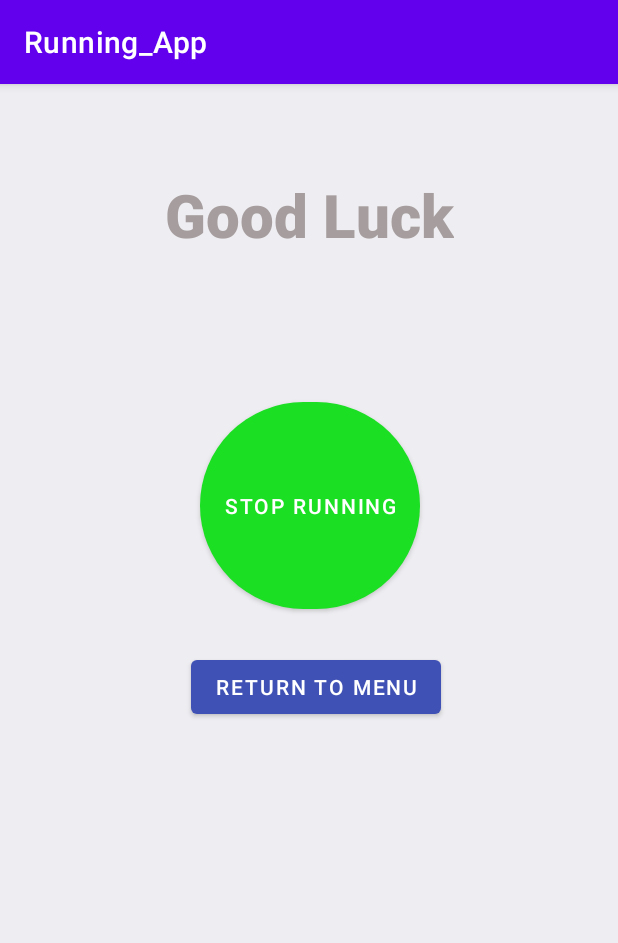
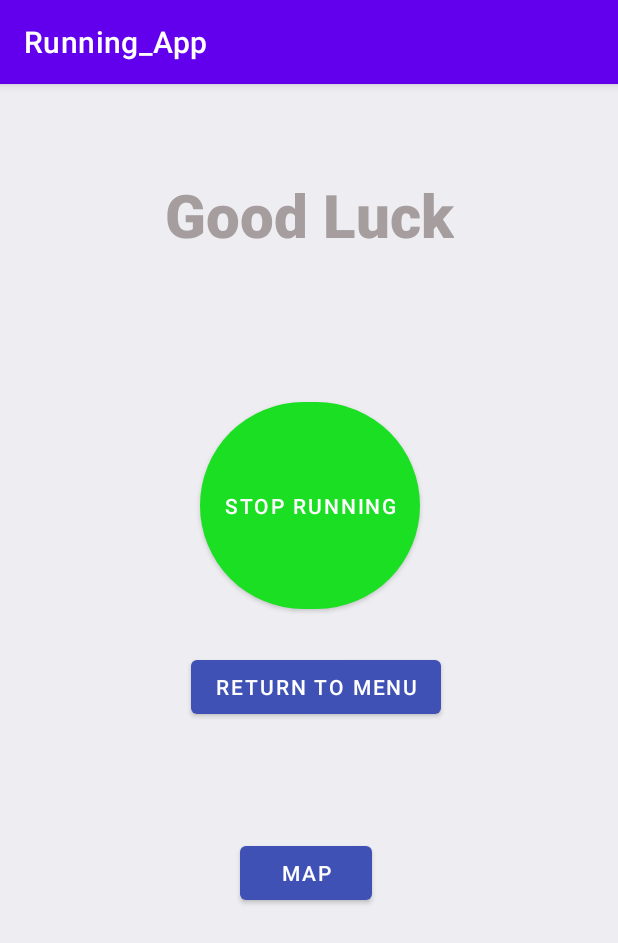
Before and after one commit to arielipsker/RunningApp, an Android app: the startRunningActivity screen opened directly, with no data from a screen before it, on a phone screen of 412 x 824 dp. Shown: the top 943 px of the screen. Run offline under Robolectric (Android 15) with nearby library versions, the phone set to English and light mode, and no system bars.

```diff
--- a/app/build.gradle
+++ b/app/build.gradle
@@ -33,6 +33,7 @@ dependencies {
     implementation 'androidx.appcompat:appcompat:1.2.0'
     implementation 'com.google.android.material:material:1.2.1'
     implementation 'androidx.constraintlayout:constraintlayout:2.0.4'
+    implementation 'com.google.android.gms:play-services-maps:17.0.0'
     testImplementation 'junit:junit:4.+'
     androidTestImplementation 'androidx.test.ext:junit:1.1.2'
     androidTestImplementation 'androidx.test.espresso:espresso-core:3.3.0'
--- a/app/src/main/java/com/arie/running_app/startRunningActivity.java
+++ b/app/src/main/java/com/arie/running_app/startRunningActivity.java
@@ -16,7 +16,7 @@ import java.util.Locale;
 public class startRunningActivity extends AppCompatActivity implements View.OnClickListener {
 
     TextView tv;
-    Button btn;
+    Button btn, btnMap;
     BroadcastReceiver broadcastReceiver = new BroadcastReceiver() {
         @Override
         public void onReceive(Context context, Intent intent) {
@@ -33,6 +33,8 @@ public class startRunningActivity extends AppCompatActivity implements View.OnCl
         tv = (TextView) findViewById(R.id.tv_showTime);
         btn = findViewById(R.id.botton_stopRunning);
         btn.setOnClickListener(this);
+        btnMap = findViewById(R.id.btnMap);
+        btnMap.setOnClickListener(this);
 
     }
 
@@ -55,6 +57,11 @@ public class startRunningActivity extends AppCompatActivity implements View.OnCl
             stopService(new Intent(this,StopwatchService.class));
             finish();
         }
+        if (v == btnMap)
+        {
+            startActivity(new Intent(this,MapsActivity2.class));
+        }
+
 
     }
 }
--- a/app/src/main/res/layout/activity_start_running.xml
+++ b/app/src/main/res/layout/activity_start_running.xml
@@ -2,6 +2,7 @@
 <androidx.constraintlayout.widget.ConstraintLayout xmlns:android="http://schemas.android.com/apk/res/android"
     xmlns:app="http://schemas.android.com/apk/res-auto"
     xmlns:tools="http://schemas.android.com/tools"
+    android:id="@+id/btnMaps"
     android:layout_width="match_parent"
     android:layout_height="match_parent"
     android:background="#EEEDF1"
@@ -59,4 +60,19 @@
         app:layout_constraintEnd_toEndOf="parent"
         app:layout_constraintStart_toStartOf="parent"
         app:layout_constraintTop_toBottomOf="@+id/button2_Return" />
+
+    <Button
+        android:id="@+id/btnMap"
+        android:layout_width="wrap_content"
+        android:layout_height="wrap_content"
+        android:layout_marginStart="157dp"
+        android:layout_marginTop="67dp"
+        android:layout_marginEnd="162dp"
+        android:layout_marginBottom="210dp"
+        android:text="Map"
+        app:backgroundTint="#3F51B5"
+        app:layout_constraintBottom_toBottomOf="parent"
+        app:layout_constraintEnd_toEndOf="parent"
+        app:layout_constraintStart_toStartOf="parent"
+        app:layout_constraintTop_toBottomOf="@+id/button2_Return" />
 </androidx.constraintlayout.widget.ConstraintLayout>
--- a/app/src/main/res/values/strings.xml
+++ b/app/src/main/res/values/strings.xml
@@ -7,4 +7,6 @@
     <string name="running_program">Running program</string>
     <string name="last_10_runs">Last 10 runs</string>
     <string name="start_running">start running</string>
+    <string name="title_activity_maps">Map</string>
+    <string name="title_activity_maps2">Map</string>
 </resources>
```
Also changed, not shown: app/src/debug/res/values/google_maps_api.xml (added, +24 -0 lines), app/src/main/AndroidManifest.xml (+29 -2 lines), app/src/main/java/com/arie/running_app/MapsActivity.java (added, +49 -0 lines), app/src/main/java/com/arie/running_app/MapsActivity2.java (added, +46 -0 lines), app/src/main/res/layout/activity_maps.xml (added, +15 -0 lines), 1 other file.
